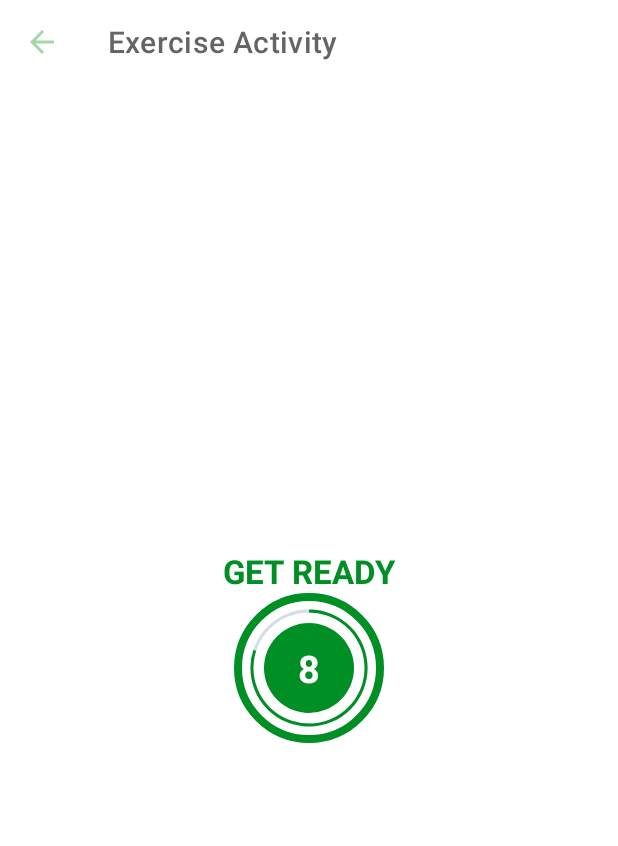
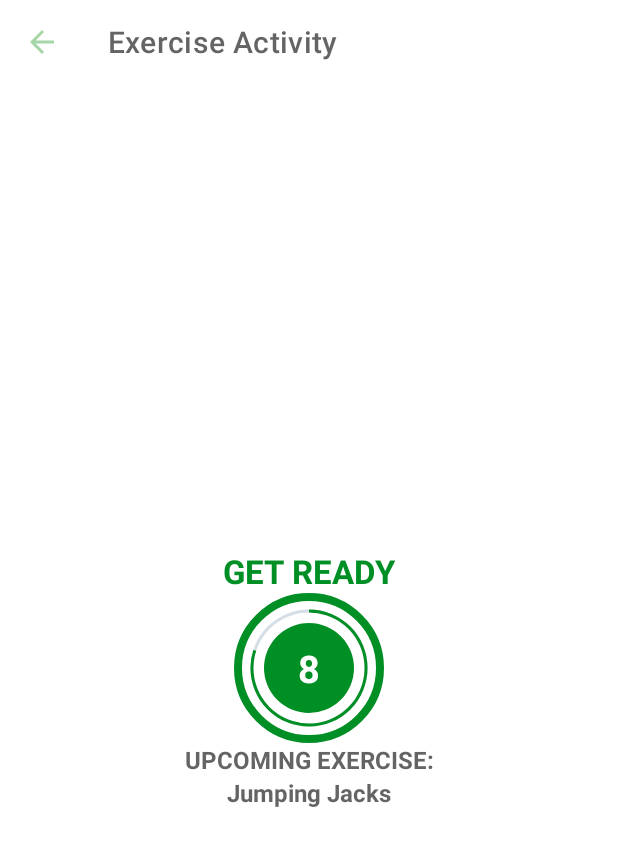
Before and after one commit to DevanshuChauhan1999/7_Minute_Workout_App, an Android app: the ExerciseActivity screen opened directly, with no data from a screen before it, on a phone screen of 412 x 824 dp. Shown: the top 846 px of the screen. Run offline under Robolectric (Android 15) with nearby library versions, the phone set to English and light mode, and no system bars; 1 statement that could not run was skipped.

Commit message:
text to speech added

```diff
--- a/app/src/main/AndroidManifest.xml
+++ b/app/src/main/AndroidManifest.xml
@@ -1,7 +1,11 @@
 <?xml version="1.0" encoding="utf-8"?>
 <manifest xmlns:android="http://schemas.android.com/apk/res/android"
     package="eu.tutorials.a7_minutesworkoutapp">
-
+    <queries>
+        <intent>
+            <action android:name="android.intent.action.TTS_SERVICE"/>
+        </intent>
+    </queries>
     <application
         android:allowBackup="true"
         android:icon="@mipmap/ic_launcher"
--- a/app/src/main/java/eu/tutorials/a7_minutesworkoutapp/ExerciseActivity.kt
+++ b/app/src/main/java/eu/tutorials/a7_minutesworkoutapp/ExerciseActivity.kt
@@ -1,15 +1,22 @@
 package eu.tutorials.a7_minutesworkoutapp
 
+import android.media.MediaPlayer
+import android.net.Uri
 import androidx.appcompat.app.AppCompatActivity
 import android.os.Bundle
 import android.os.CountDownTimer
+import android.speech.tts.TextToSpeech
+import android.util.Log
 import android.view.View
 import android.widget.Toast
 
 import androidx.appcompat.widget.Toolbar
 import eu.tutorials.a7_minutesworkoutapp.databinding.ActivityExerciseBinding
+import java.lang.Exception
+import java.util.*
+import kotlin.collections.ArrayList
 
-class ExerciseActivity : AppCompatActivity() {
+class ExerciseActivity : AppCompatActivity(), TextToSpeech.OnInitListener {
 
     private var binding : ActivityExerciseBinding? = null
     private  var restTimer : CountDownTimer?= null
@@ -20,6 +27,10 @@ class ExerciseActivity : AppCompatActivity() {
 
     private var exerciseList : ArrayList<ExerciseModel>? = null
     private var currentExercisePosition = -1
+
+    private var tts: TextToSpeech? = null
+
+    private var player:MediaPlayer? = null
 
     override fun onCreate(savedInstanceState: Bundle?) {
         super.onCreate(savedInstanceState)
@@ -32,7 +43,7 @@ class ExerciseActivity : AppCompatActivity() {
             supportActionBar?.setDisplayHomeAsUpEnabled(true)
         }
         exerciseList= Constants.defaultExerciseList()
-
+        tts = TextToSpeech(this, this)
         binding?.toolbarExercise?.setNavigationOnClickListener(){
             onBackPressed()
         }
@@ -80,15 +91,28 @@ class ExerciseActivity : AppCompatActivity() {
     }
 
     private fun setupRestView(){
+
+        try {
+            val soundURI = (Uri.parse())
+        }catch (e : Exception){
+            e.printStackTrace()
+        }
+
         binding?.flRestView?.visibility = View.VISIBLE
         binding?.tvTitle?.visibility = View.VISIBLE
         binding?.tvExerciseName?.visibility = View.INVISIBLE
         binding?.flExerciseView?.visibility = View.INVISIBLE
         binding?.ivImage?.visibility = View.INVISIBLE
+        binding?.tvUpcomingLabel?.visibility = View.VISIBLE
+        binding?.tvUpcomingExerciseName?.visibility = View.VISIBLE
+
+
         if (restTimer != null){
             restTimer?.cancel()
             restProgress =0
         }
+        speakOut("take rest of 10 Seconds")
+        binding?.tvUpcomingExerciseName?.text = exerciseList!![currentExercisePosition+ 1].getName()
         setRestProgressBar()
     }
 
@@ -98,10 +122,17 @@ class ExerciseActivity : AppCompatActivity() {
         binding?.tvExerciseName?.visibility = View.VISIBLE
         binding?.flExerciseView?.visibility = View.VISIBLE
         binding?.ivImage?.visibility = View.VISIBLE
+        binding?.tvUpcomingLabel?.visibility = View.INVISIBLE
+        binding?.tvUpcomingExerciseName?.visibility = View.INVISIBLE
+
+
         if (exerciseTimer != null){
             exerciseTimer?.cancel()
             exerciseProgress = 0
         }
+
+        speakOut(exerciseList!![currentExercisePosition].getName())
+
         binding?.ivImage?.setImageResource(exerciseList!![currentExercisePosition].getImage())
         binding?.tvExerciseName?.text = exerciseList!![currentExercisePosition].getName()
         setExerciseProgressBar()
@@ -118,7 +149,28 @@ class ExerciseActivity : AppCompatActivity() {
             exerciseTimer?.cancel()
             exerciseProgress = 0
         }
+        if (tts != null){
+            tts!!.stop()
+            tts!!.shutdown()
+        }
         binding = null
+    }
+
+    override fun onInit(status: Int) {
+        if (status == TextToSpeech.SUCCESS){
+            val result = tts?.setLanguage(Locale.ENGLISH)
+            if (result== TextToSpeech.LANG_MISSING_DATA || result == TextToSpeech.LANG_NOT_SUPPORTED){
+                Log.e("TTS","The language specified is not supported")
+            }
+        }
+        else
+        {
+            Log.e("TTS","Initialization Failed!")
+        }
+    }
+
+    private fun speakOut(text : String){
+        tts!!.speak(text,TextToSpeech.QUEUE_FLUSH,null,"")
     }
 
 
--- a/app/src/main/res/drawable-v24/ic_launcher_foreground.xml
+++ b/app/src/main/res/drawable-v24/ic_launcher_foreground.xml
@@ -22,7 +22,7 @@
         </aapt:attr>
     </path>
     <path
-        android:fillColor="#FFFFFF"
+        android:fillColor="#C70A0A"
         android:fillType="nonZero"
         android:pathData="M65.3,45.828l3.8,-6.6c0.2,-0.4 0.1,-0.9 -0.3,-1.1c-0.4,-0.2 -0.9,-0.1 -1.1,0.3l-3.9,6.7c-6.3,-2.8 -13.4,-2.8 -19.7,0l-3.9,-6.7c-0.2,-0.4 -0.7,-0.5 -1.1,-0.3C38.8,38.328 38.7,38.828 38.9,39.228l3.8,6.6C36.2,49.428 31.7,56.028 31,63.928h46C76.3,56.028 71.8,49.428 65.3,45.828zM43.4,57.328c-0.8,0 -1.5,-0.5 -1.8,-1.2c-0.3,-0.7 -0.1,-1.5 0.4,-2.1c0.5,-0.5 1.4,-0.7 2.1,-0.4c0.7,0.3 1.2,1 1.2,1.8C45.3,56.528 44.5,57.328 43.4,57.328L43.4,57.328zM64.6,57.328c-0.8,0 -1.5,-0.5 -1.8,-1.2s-0.1,-1.5 0.4,-2.1c0.5,-0.5 1.4,-0.7 2.1,-0.4c0.7,0.3 1.2,1 1.2,1.8C66.5,56.528 65.6,57.328 64.6,57.328L64.6,57.328z"
         android:strokeWidth="1"
--- a/app/src/main/res/layout/activity_exercise.xml
+++ b/app/src/main/res/layout/activity_exercise.xml
@@ -69,6 +69,36 @@
                 />
         </LinearLayout>
     </FrameLayout>
+    <TextView
+        android:id="@+id/tvUpcomingLabel"
+        android:layout_width="wrap_content"
+        android:layout_height="wrap_content"
+        android:text="UPCOMING EXERCISE:"
+        android:textSize="16sp"
+        android:textStyle="bold"
+        android:visibility="gone"
+        android:textColor="@color/colorPrimary"
+        app:layout_constraintEnd_toEndOf="parent"
+        app:layout_constraintStart_toStartOf="parent"
+        app:layout_constraintTop_toBottomOf="@id/flRestView"
+        app:layout_constraintBottom_toTopOf="@id/tvUpcomingExerciseName"
+        tools:visibility="visible"/>
+
+    <TextView
+        android:id="@+id/tvUpcomingExerciseName"
+        android:layout_width="wrap_content"
+        android:layout_height="wrap_content"
+        android:text="Jumping Jacks"
+        android:textSize="16sp"
+        android:textStyle="bold"
+        android:visibility="gone"
+        android:textColor="@color/colorPrimary"
+        app:layout_constraintEnd_toEndOf="parent"
+        app:layout_constraintStart_toStartOf="parent"
+        app:layout_constraintTop_toBottomOf="@id/tvUpcomingLabel"
+        tools:visibility="visible"/>
+
+
     <ImageView
         android:id="@+id/ivImage"
         android:layout_width="match_parent"
--- a/app/src/main/res/mipmap-anydpi-v26/ic_launcher.xml
+++ b/app/src/main/res/mipmap-anydpi-v26/ic_launcher.xml
@@ -1,5 +1,5 @@
 <?xml version="1.0" encoding="utf-8"?>
 <adaptive-icon xmlns:android="http://schemas.android.com/apk/res/android">
     <background android:drawable="@drawable/ic_launcher_background" />
-    <foreground android:drawable="@drawable/ic_launcher_foreground" />
+    <foreground android:drawable="@drawable/workout_logo" />
 </adaptive-icon>
```
Also changed, not shown: app/src/main/res/drawable/workout_logo.png (added), 1 other file.
